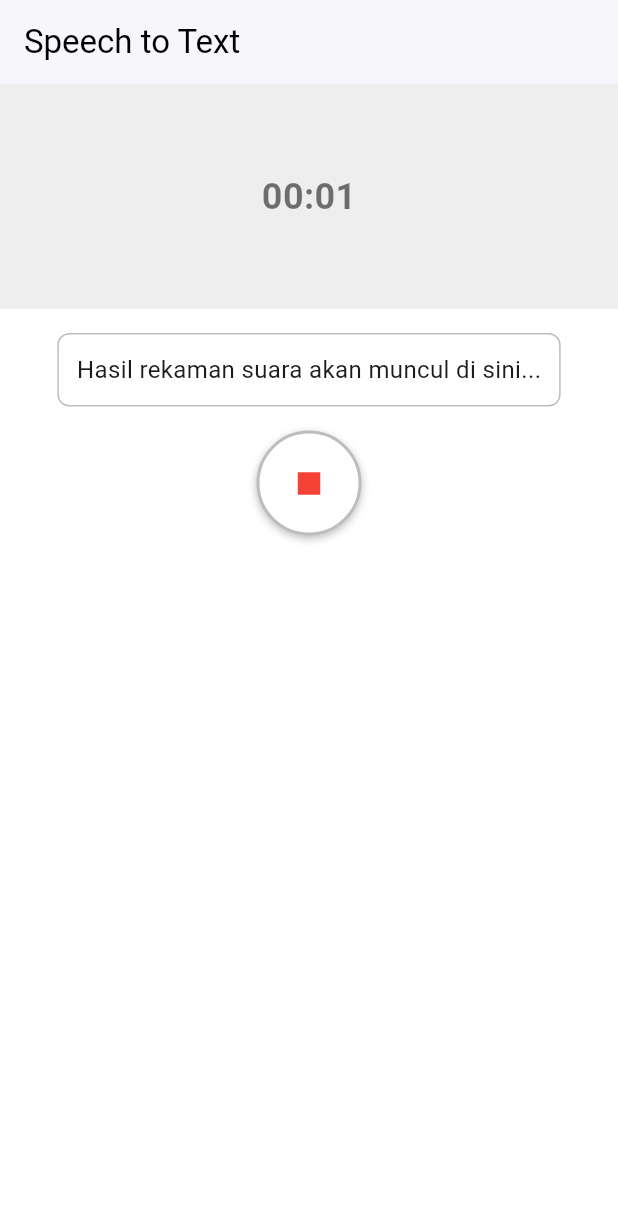
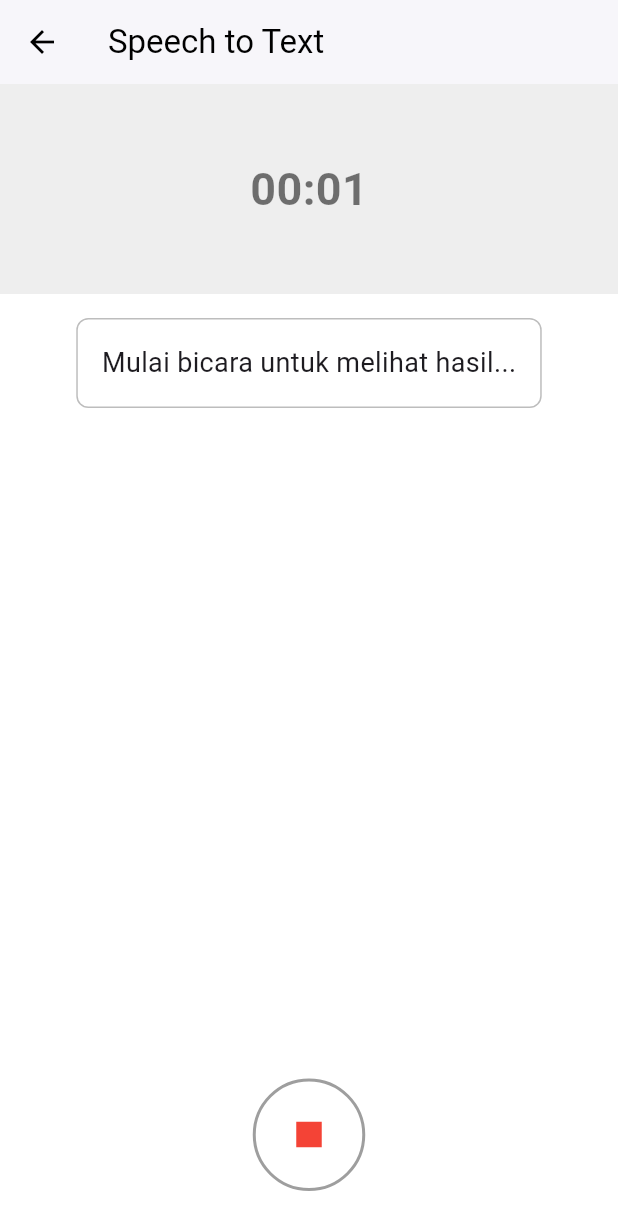
Before and after one commit to RafaMufid/Gestra-Mobile, a Flutter app: the SpeechToTextPage screen opened directly, after a tap on the "mic" icon, on a phone screen of 412 x 824 dp. Shown: the top 1230 px of the screen. Run offline on Flutter 3.47's test engine with Material 3 defaults, Android fonts, the phone set to English and light mode, and no system bars; our stand-ins replace camera, image_picker, permission_handler, shared_preferences, speech_to_text; missing offline and left inert: flutter_tflite; accounts and stored records are empty.

Commit message:
stt udah jalan

```diff
--- a/gestra/lib/Controller/AuthController.dart
+++ b/gestra/lib/Controller/AuthController.dart
@@ -2,7 +2,9 @@ import 'dart:convert';
 import 'package:http/http.dart' as http;
 
 class AuthService {
-  final String baseUrl = "http://192.168.1.101:8000/api";
+  final String baseUrl = "http://172.20.10.3:8000/api";
+  //yang mau pake hp pake ini aja yang atas ditutup
+  // final String baseUrl = "http://10.0.2.2:8000/api";
 
   Future<Map<String, dynamic>> login(String email, String password) async {
     final url = Uri.parse("$baseUrl/login");
--- a/gestra/lib/stt.dart
+++ b/gestra/lib/stt.dart
@@ -1,6 +1,7 @@
 import 'dart:async';
 import 'package:flutter/material.dart';
 import 'package:speech_to_text/speech_to_text.dart' as stt;
+import 'package:permission_handler/permission_handler.dart';
 
 class SpeechToTextPage extends StatefulWidget {
   @override
@@ -17,7 +18,12 @@ class _SpeechToTextPageState extends State<SpeechToTextPage> {
   @override
   void initState() {
     super.initState();
+    requestMicPermission();
     _speech = stt.SpeechToText();
+  }
+
+  Future<void> requestMicPermission() async {
+    await Permission.microphone.request();
   }
 
   String _formatTime(int seconds) {
@@ -28,10 +34,9 @@ class _SpeechToTextPageState extends State<SpeechToTextPage> {
 
   void _startTimer() {
     _seconds = 0;
-    _timer = Timer.periodic(const Duration(seconds: 1), (timer) {
-      setState(() {
-        _seconds++;
-      });
+    _timer = Timer.periodic(const Duration(seconds: 1), (Timer) {
+      if (!mounted) return;
+      setState(() => _seconds++);
     });
   }
 
@@ -41,18 +46,26 @@ class _SpeechToTextPageState extends State<SpeechToTextPage> {
 
   Future<void> _toggleRecording() async {
     if (!isRecording) {
-      bool available = await _speech.initialize();
+      bool available = await _speech.initialize(
+        onError: (e) => print("Error: $e"),
+        onStatus: (s) => print("Status: $s"),
+      );
+
       if (available) {
         setState(() {
           isRecording = true;
           recognizedText = "";
         });
+
         _startTimer();
-        _speech.listen(onResult: (result) {
-          setState(() {
-            recognizedText = result.recognizedWords;
-          });
-        });
+
+        _speech.listen(
+          localeId: "id_ID",
+          onResult: (result) {
+            if (!mounted) return;
+            setState(() => recognizedText = result.recognizedWords);
+          },
+        );
       }
     } else {
       setState(() => isRecording = false);
@@ -64,6 +77,7 @@ class _SpeechToTextPageState extends State<SpeechToTextPage> {
   @override
   void dispose() {
     _timer?.cancel();
+    _speech.stop();
     super.dispose();
   }
 
@@ -73,91 +87,69 @@ class _SpeechToTextPageState extends State<SpeechToTextPage> {
       backgroundColor: Colors.white,
       appBar: AppBar(
         title: const Text('Speech to Text'),
-        automaticallyImplyLeading: false,
         backgroundColor: Colors.white,
         foregroundColor: Colors.black,
         elevation: 1,
       ),
-      body: SafeArea(
-        child: CustomScrollView(
-          physics: const BouncingScrollPhysics(),
-          slivers: [
-            SliverToBoxAdapter(
-              child: Column(
+      body: Column(
         children: [
-                  // Bagian timer
           Container(
-                    height: 150,
+            height: 140,
             color: Colors.grey[200],
             child: Center(
               child: Text(
                 _formatTime(_seconds),
                 style: const TextStyle(
-                          fontSize: 24,
+                  fontSize: 30,
+                  fontWeight: FontWeight.bold,
                   color: Colors.black54,
-                          fontWeight: FontWeight.w600,
                 ),
               ),
             ),
           ),
 
-                  // Hasil teks dari suara
-                  Padding(
-                    padding: const EdgeInsets.all(16.0),
+          Expanded(
+            child: SingleChildScrollView(
+              padding: const EdgeInsets.all(16),
               child: Container(
-                      padding: const EdgeInsets.all(12),
+                padding: const EdgeInsets.all(16),
                 decoration: BoxDecoration(
                   border: Border.all(color: Colors.black26),
                   borderRadius: BorderRadius.circular(8),
                 ),
                 child: Text(
                   recognizedText.isEmpty
-                            ? "Hasil rekaman suara akan muncul di sini..."
+                      ? "Mulai bicara untuk melihat hasil..."
                       : recognizedText,
-                        style: const TextStyle(fontSize: 16),
+                  style: const TextStyle(fontSize: 18),
+                ),
               ),
             ),
           ),
 
           Padding(
-                    padding: const EdgeInsets.only(bottom: 40.0),
+            padding: const EdgeInsets.only(bottom: 30),
             child: GestureDetector(
               onTap: _toggleRecording,
               child: AnimatedContainer(
-                        duration: const Duration(milliseconds: 300),
-                        height: 70,
-                        width: 70,
+                duration: const Duration(milliseconds: 250),
+                height: 75,
+                width: 75,
                 decoration: BoxDecoration(
                   color: isRecording ? Colors.white : Colors.red,
                   shape: BoxShape.circle,
-                          border: Border.all(
-                            color: Colors.grey.shade400,
-                            width: 2,
+                  border: Border.all(color: Colors.grey, width: 2),
                 ),
-                          boxShadow: const [
-                            BoxShadow(
-                              color: Colors.black26,
-                              blurRadius: 4,
-                              offset: Offset(0, 2),
-                            ),
-                          ],
-                        ),
-                        child: Center(
                 child: Icon(
                   isRecording ? Icons.stop : Icons.mic,
                   color: isRecording ? Colors.red : Colors.white,
-                            size: 30,
-                          ),
+                  size: 34,
                 ),
               ),
             ),
           ),
         ],
       ),
-            ),
-          ],
-        ),
-      ),
     );
   }
 }
--- a/gestra/pubspec.yaml
+++ b/gestra/pubspec.yaml
@@ -13,6 +13,7 @@ dependencies:
   http: ^1.6.0
   image_picker: ^0.8.9
   camera: ^0.10.5
+  speech_to_text: ^7.0.0
   flutter_tflite: ^1.0.1
   permission_handler: ^11.3.0
   path: ^1.9.1
@@ -22,8 +23,6 @@ dependencies:
 dev_dependencies:
   flutter_test:
     sdk: flutter
-  camera: ^0.10.5
-  speech_to_text: ^7.0.0
   flutter_lints: ^5.0.0
 
 flutter:
```
Also changed, not shown: gestra/pubspec.lock, 2 other files. Lines whose indentation alone changed are shown as unchanged.
